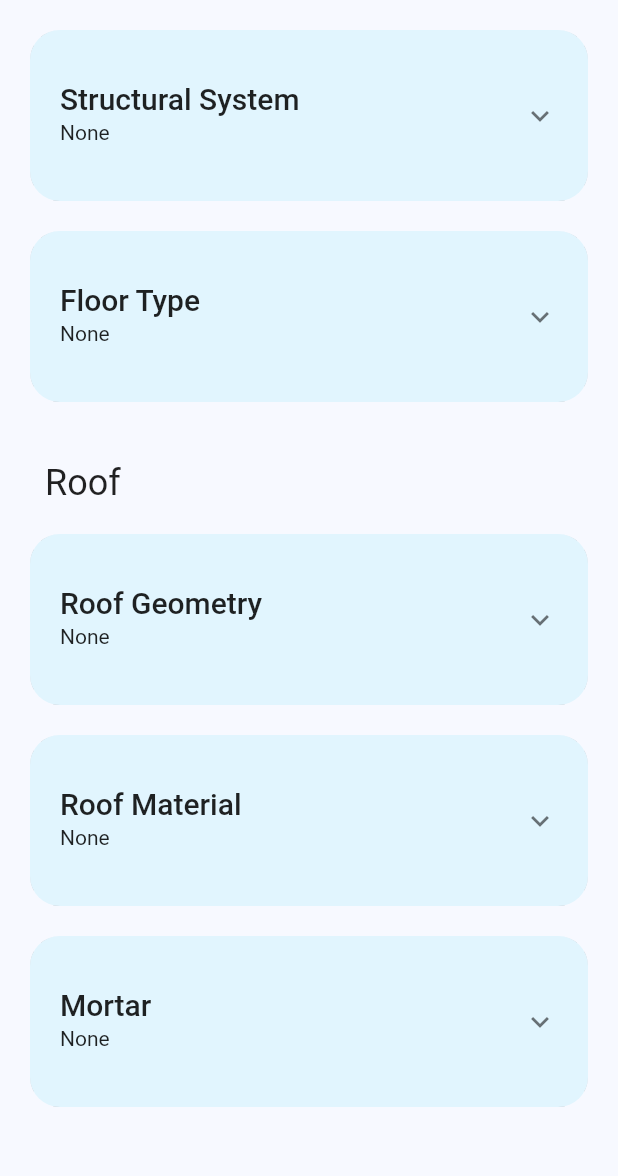
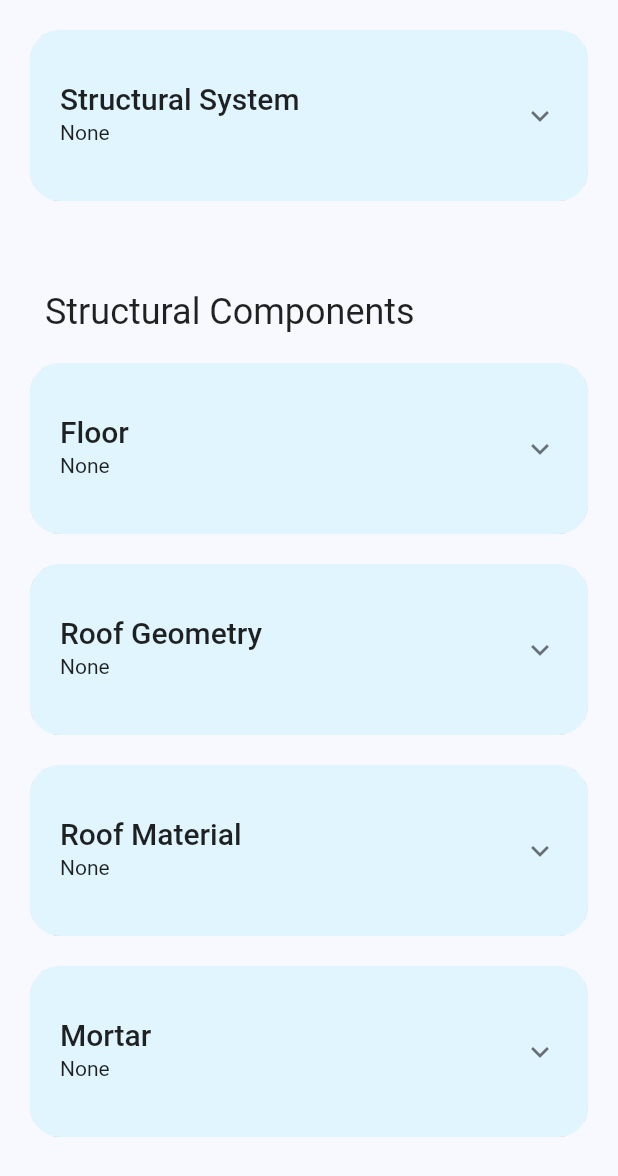
Before and after one commit to george-paul/RVS, a Flutter app: the S01StructSysForm widget shown alone on an empty page, opened directly, on a phone screen of 412 x 824 dp. Shown: the top 1176 px of the screen. Run offline on Flutter 3.47's test engine with Material 2 defaults, Android fonts, the phone set to English and light mode, and no system bars; our stand-ins replace firebase_auth, firebase_core, fluttertoast, get_it, pdf, permission_handler and 1 more; missing offline and left inert: camera_camera; accounts and stored records are empty.

Commit message:
pre-feeback

```diff
--- a/src/rvs/lib/splash_screen.dart
+++ b/src/rvs/lib/splash_screen.dart
@@ -31,7 +31,7 @@ class _SplashScreenState extends State<SplashScreen> {
             Navigator.pushReplacementNamed(context, (auth.currentUser == null) ? "/login_screen" : "/survey_selection");
           },
           child: Container(
-            color: Theme.of(context).primaryColor,
+            color: Colors.blueGrey.shade200,
             child: Column(
               children: [
                 const Spacer(flex: 4),
--- a/src/rvs/lib/survey01_forms/s01_01_buildingdetails_form.dart
+++ b/src/rvs/lib/survey01_forms/s01_01_buildingdetails_form.dart
@@ -327,6 +327,7 @@ class _S01BuildingDescriptionFormState extends State<S01BuildingDescriptionForm>
       child: ExpansionTileCard(
         borderRadius: borderRadiusCached.bottomLeft.x, // equates to the .all.circular's value
         child: ExpansionTile(
+          initiallyExpanded: true,
           tilePadding: const EdgeInsets.all(20),
           title: Text(
             "Select $selectedOccupancyString Occupancy",
--- a/src/rvs/lib/survey01_forms/s01_02_structsys_form.dart
+++ b/src/rvs/lib/survey01_forms/s01_02_structsys_form.dart
@@ -72,7 +72,7 @@ class _S01StructSysFormState extends State<S01StructSysForm> with AutomaticKeepA
       child: ExpansionTile(
         tilePadding: const EdgeInsets.all(20),
         title: Text(
-          "Floor Type",
+          "Floor",
           style: Theme.of(context).textTheme.headline6,
         ),
         subtitle: Text(
@@ -213,19 +213,20 @@ class _S01StructSysFormState extends State<S01StructSysForm> with AutomaticKeepA
         child: Column(
           children: [
             buildStructSysSelector(),
-            SizedBox(height: 20),
-            buildFloorSelector(),
+            const SizedBox(height: 20),
             Padding(
               padding: const EdgeInsets.fromLTRB(10.0, 40.0, 20.0, 20.0),
               child: Align(
                 alignment: Alignment.centerLeft,
-                child: Text("Roof", style: Theme.of(context).textTheme.headline5),
+                child: Text("Structural Components", style: Theme.of(context).textTheme.headline5),
               ),
             ),
+            buildFloorSelector(),
+            const SizedBox(height: 20),
             buildRoofGeoSelector(),
-            SizedBox(height: 20),
+            const SizedBox(height: 20),
             if (roofMatOptions[surveyNumber].isNotEmpty) buildRoofMatSelector(),
-            SizedBox(height: 20),
+            const SizedBox(height: 20),
             if (mortarOptions[surveyNumber].isNotEmpty) buildMortarSelector(),
           ],
         ),
--- a/src/rvs/lib/survey_screen.dart
+++ b/src/rvs/lib/survey_screen.dart
@@ -36,7 +36,7 @@ class _SurveyScreenState extends State<SurveyScreen> {
     tabTitles = [
       "Inspector Details",
       "Building Description",
-      "Structural Details",
+      "Structural System and Components",
       "Vulnerability",
       "Submit",
     ];
--- a/src/rvs/pubspec.yaml
+++ b/src/rvs/pubspec.yaml
@@ -36,6 +36,8 @@ dependencies:
   # The following adds the Cupertino Icons font to your application.
   # Use with the CupertinoIcons class for iOS style icons.
   cupertino_icons: ^1.0.2
+
+  #my packages
   pinput: ^2.2.12
   firebase_core: ^1.22.0
   firebase_auth: ^3.9.0
@@ -44,6 +46,7 @@ dependencies:
   pdf: ^3.8.4
   camera_camera: ^2.0.2
   path_provider: ^2.0.11
+  permission_handler: ^10.2.0
 
 dev_dependencies:
   flutter_test:
```
Also changed, not shown: src/rvs/lib/survey01_forms/survey01_data.dart (+74 -66 lines), src/rvs/pubspec.lock, 4 other files.
